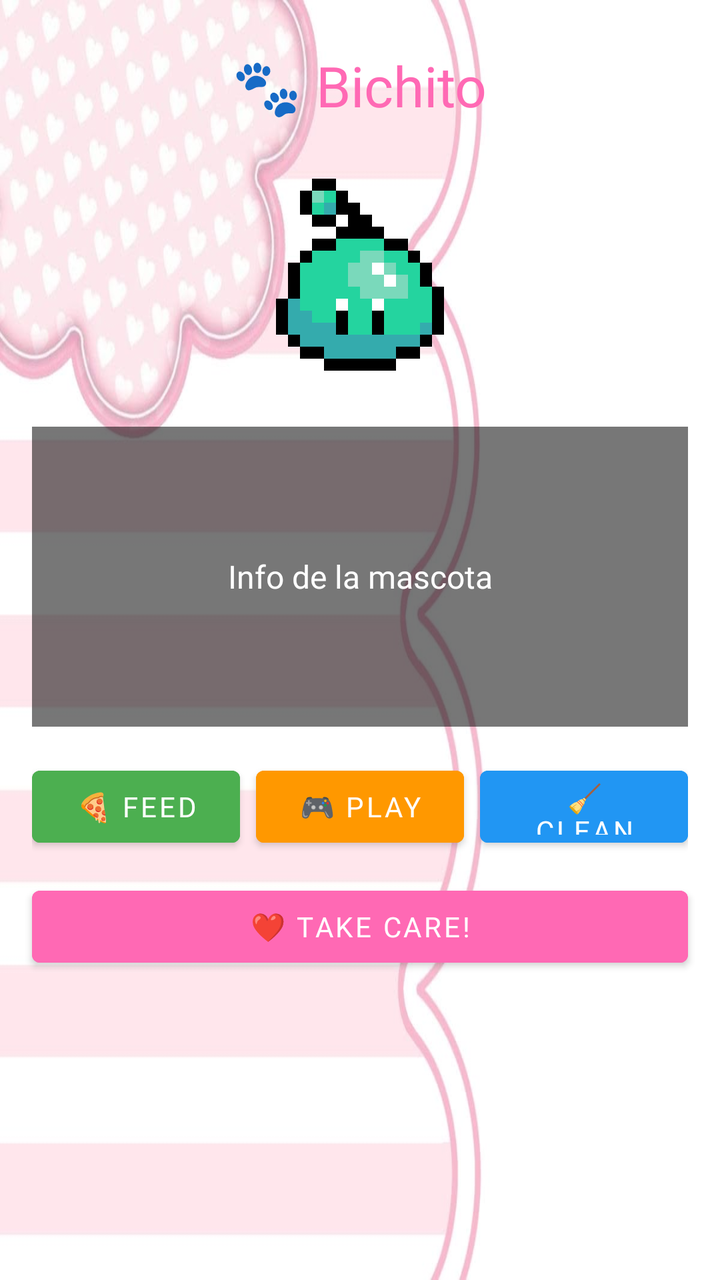
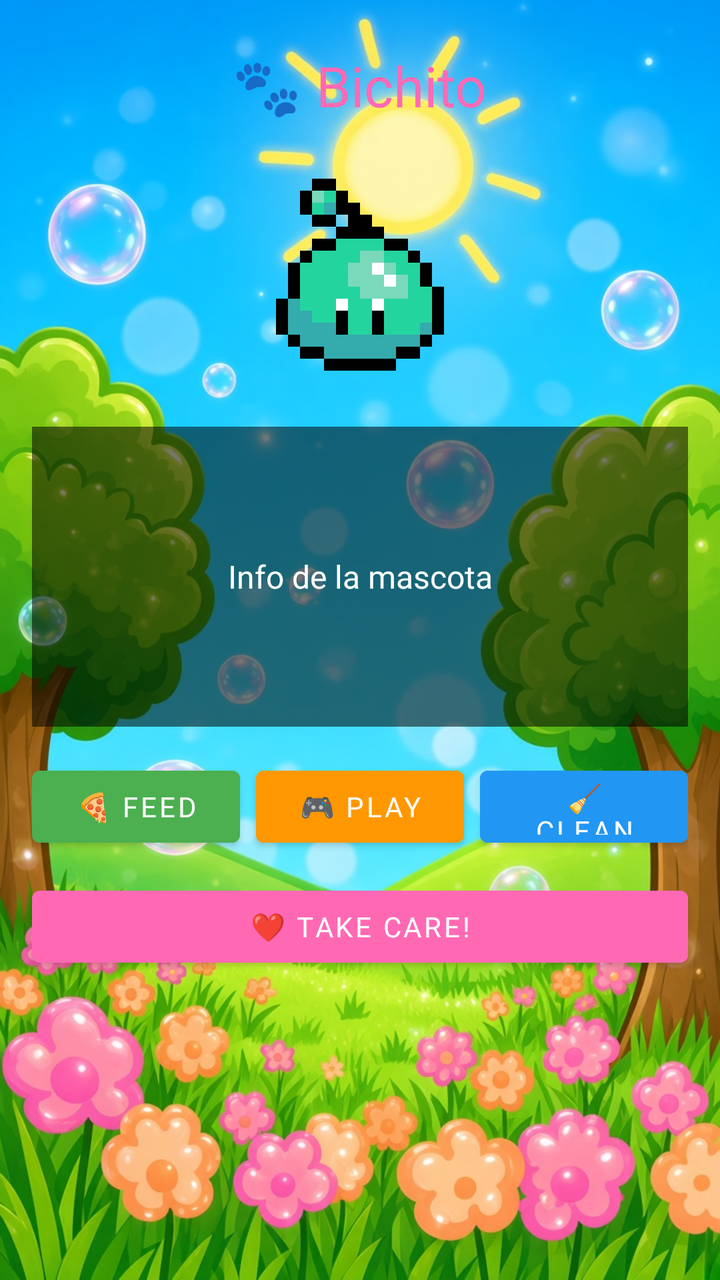

Two renders of the same Android screen: before a commit and after it. Below are the layout's source before the change and the commit's diff.
<!-- AndroidManifest.xml: application theme Theme.Bichitos -->
<!-- res/layout/activity_home.xml -->
<?xml version="1.0" encoding="utf-8"?>
<ScrollView xmlns:android="http://schemas.android.com/apk/res/android"
    android:layout_width="match_parent"
    android:layout_height="match_parent"
    android:fillViewport="true"
    android:background="@drawable/frutiger_aero_bg">

    <LinearLayout
        android:layout_width="match_parent"
        android:layout_height="wrap_content"
        android:orientation="vertical"
        android:padding="16dp"
        android:gravity="center_horizontal"
        android:clipToPadding="false">

        
        <TextView
            android:id="@+id/petNameText"
            android:layout_width="wrap_content"
            android:layout_height="wrap_content"
            android:text="🐾 Bichito"
            android:textSize="28sp"
            android:textColor="#FF69B4"
            android:fontFamily="@font/pixel_font"
            android:layout_marginTop="8dp"
            android:layout_marginBottom="16dp"/>

        
        <ImageView
            android:layout_width="120dp"
            android:layout_height="120dp"
            android:src="@drawable/pet_icon"
            android:layout_marginBottom="16dp"/>

        
        <TextView
            android:id="@+id/petInfoText"
            android:layout_width="match_parent"
            android:layout_height="wrap_content"
            android:text="Info de la mascota"
            android:textSize="16sp"
            android:textColor="#FFFFFF"
            android:fontFamily="@font/pixel_font"
            android:gravity="center"
            android:background="#88000000"
            android:padding="16dp"
            android:layout_marginBottom="16dp"
            android:minHeight="150dp"/>

        
        <LinearLayout
            android:layout_width="match_parent"
            android:layout_height="wrap_content"
            android:orientation="horizontal"
            android:gravity="center"
            android:layout_marginBottom="8dp">

            <Button
                android:layout_width="0dp"
                android:layout_height="48dp"
                android:layout_weight="1"
                android:text="🍕 Feed"
                android:fontFamily="@font/pixel_font"
                android:backgroundTint="#4CAF50"
                android:textSize="14sp"
                android:layout_marginEnd="4dp"/>

            <Button
                android:layout_width="0dp"
                android:layout_height="48dp"
                android:layout_weight="1"
                android:text="🎮 Play"
                android:fontFamily="@font/pixel_font"
                android:backgroundTint="#FF9800"
                android:textSize="14sp"
                android:layout_marginStart="4dp"
                android:layout_marginEnd="4dp"/>

            <Button
                android:layout_width="0dp"
                android:layout_height="48dp"
                android:layout_weight="1"
                android:text="🧹 Clean"
                android:fontFamily="@font/pixel_font"
                android:backgroundTint="#2196F3"
                android:textSize="14sp"
                android:layout_marginStart="4dp"/>

        </LinearLayout>

        
        <Button
            android:layout_width="match_parent"
            android:layout_height="48dp"
            android:text="❤️ Take Care!"
            android:fontFamily="@font/pixel_font"
            android:backgroundTint="#FF69B4"
            android:textSize="14sp"
            android:layout_marginTop="4dp"/>

    </LinearLayout>

</ScrollView>
<!-- resources referenced by this layout -->
<resources>
  <!-- drawable frutiger_aero_bg: jpg bitmap (drawable, 33894 bytes) -->
  <!-- drawable pet_icon: png bitmap (drawable, 9347 bytes) -->
  <style name="Theme.Bichitos" parent="Theme.MaterialComponents.Light.NoActionBar">
          <item name="colorPrimary">#1B4FBF</item>
          <item name="colorPrimaryVariant">#0D2E7A</item>
          <item name="colorOnPrimary">#FFFFFF</item>
  
          <item name="colorSecondary">#A8F0C6</item>
          <item name="colorSecondaryVariant">#7ED9A8</item>
          <item name="colorOnSecondary">#1B4FBF</item>
  
          <item name="colorTertiary">#FFD93D</item>
          <item name="colorOnTertiary">#1B4FBF</item>
  
          <item name="android:statusBarColor">#1B4FBF</item>
          <item name="android:navigationBarColor">#1B4FBF</item>
  
          <item name="android:colorAccent">#FFD93D</item>
          <item name="android:textColorPrimary">#1B4FBF</item>
          <item name="android:textColorSecondary">#4A6FA5</item>
      </style>
</resources>

<!-- the commit's change to res/layout/activity_home.xml (unified diff, before → after) -->
@@ -3,7 +3,7 @@
     android:layout_width="match_parent"
     android:layout_height="match_parent"
     android:fillViewport="true"
-    android:background="@drawable/frutiger_aero_bg">
+    android:background="@drawable/egg_background">
 
     <LinearLayout
         android:layout_width="match_parent"
<!-- resource entries referenced after the edit -->
@@ -1,6 +1,6 @@
 <!-- resources referenced by this layout -->
 <resources>
-  <!-- drawable frutiger_aero_bg: jpg bitmap (drawable, 33894 bytes) -->
+  <!-- drawable egg_background: jpg bitmap (drawable, 273857 bytes) -->
   <!-- drawable pet_icon: png bitmap (drawable, 9347 bytes) -->
   <style name="Theme.Bichitos" parent="Theme.MaterialComponents.Light.NoActionBar">
           <item name="colorPrimary">#1B4FBF</item>
